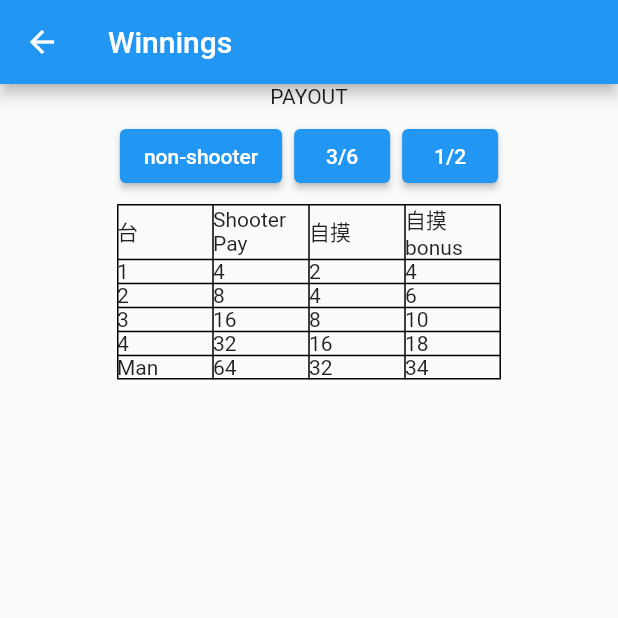
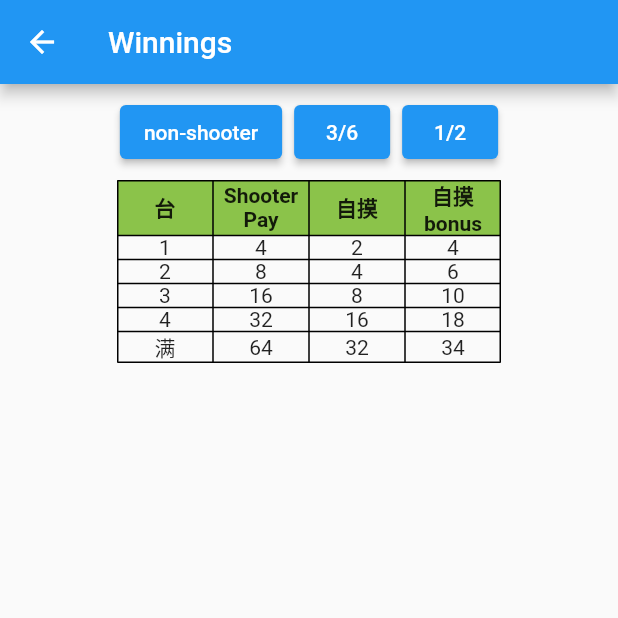
Before and after one commit to o-yy/mj_huat, a Flutter app: the Winnings screen opened directly, after a tap on "non-shooter", after a tap on "3/6", after a tap on "1/2", on a phone screen of 412 x 824 dp, the top half of it. Run offline on Flutter 3.47's test engine with Material 2 defaults, Android fonts, the phone set to English and light mode, and no system bars; missing offline and left inert: dart:html.

Commit message:
make tables little bit nicer

```diff
--- a/lib/tables.dart
+++ b/lib/tables.dart
@@ -23,9 +23,6 @@ class _Winnings extends State<Winnings> {
         // in the middle of the parent.
           child: Column(
               children: <Widget>[
-                const Text(
-                  'PAYOUT',
-                ),
                 ButtonBar(
                   mainAxisSize: MainAxisSize.min,
                   children: <Widget>[
@@ -68,109 +65,65 @@ class sanliuban extends StatelessWidget {
   Widget build(BuildContext context) {
     return Table(
       border: TableBorder.all(),
-      columnWidths: const <int, TableColumnWidth>{
-        0: FixedColumnWidth(64),
-        1: FixedColumnWidth(64),
-        2: FixedColumnWidth(64),
-        3: FixedColumnWidth(64),
-      },
+      defaultColumnWidth: FixedColumnWidth(64),
       defaultVerticalAlignment: TableCellVerticalAlignment.middle,
       children: const <TableRow>[
         TableRow(
-          children: <Widget>[
-            Text(
-              '台',
-            ),
-            Text(
-              'Shooter Pay',
-            ),
-            Text(
-              '自摸',
-            ),
-            Text(
-              '自摸bonus',
-            ),
-          ],
+            decoration: BoxDecoration(color: Colors.lightGreen),
+            children: [
+              Text('台',
+                  textAlign: TextAlign.center,
+                  style: TextStyle(fontWeight: FontWeight.bold)),
+              Text('Shooter Pay',
+                  textAlign: TextAlign.center,
+                  style: TextStyle(fontWeight: FontWeight.bold)),
+              Text('自摸',
+                  textAlign: TextAlign.center,
+                  style: TextStyle(fontWeight: FontWeight.bold)),
+              Text('自摸bonus',
+                  textAlign: TextAlign.center,
+                  style: TextStyle(fontWeight: FontWeight.bold)),
+            ]
         ),
         TableRow(
-          children: <Widget>[
-            Text(
-              '1',
-            ),
-            Text(
-              '4',
-            ),
-            Text(
-              '2',
-            ),
-            Text(
-              '4',
-            ),
-          ],
+            children: [
+              Text('1', textAlign: TextAlign.center),
+              Text('4', textAlign: TextAlign.center),
+              Text('2', textAlign: TextAlign.center),
+              Text('4', textAlign: TextAlign.center),
+            ]
         ),
         TableRow(
-          children: <Widget>[
-            Text(
-              '2',
-            ),
-            Text(
-              '7',
-            ),
-            Text(
-              '3',
-            ),
-            Text(
-              '5',
-            ),
-          ],
+            children: [
+              Text('2', textAlign: TextAlign.center),
+              Text('7', textAlign: TextAlign.center),
+              Text('3', textAlign: TextAlign.center),
+              Text('5', textAlign: TextAlign.center),
+            ]
         ),
         TableRow(
-          children: <Widget>[
-            Text(
-              '3',
-            ),
-            Text(
-              '11',
-            ),
-            Text(
-              '5',
-            ),
-            Text(
-              '7',
-            ),
-          ],
+            children: [
+              Text('3', textAlign: TextAlign.center),
+              Text('11', textAlign: TextAlign.center),
+              Text('5', textAlign: TextAlign.center),
+              Text('7', textAlign: TextAlign.center),
+            ]
         ),
         TableRow(
-          children: <Widget>[
-            Text(
-              '4',
-            ),
-            Text(
-              '20',
-            ),
-            Text(
-              '10',
-            ),
-            Text(
-              '12',
-            ),
-          ],
+            children: [
+              Text('4', textAlign: TextAlign.center),
+              Text('20', textAlign: TextAlign.center),
+              Text('10', textAlign: TextAlign.center),
+              Text('12', textAlign: TextAlign.center),
+            ]
         ),
         TableRow(
-          children: <Widget>[
-            Text(
-              'Man',
-            ),
-            Text(
-              '40',
-            ),
-            Text(
-              '20',
-            ),
-            Text(
-              '22',
-            ),
-          ],
+            children: [
+              Text('满', textAlign: TextAlign.center),
+              Text('40', textAlign: TextAlign.center),
+              Text('20', textAlign: TextAlign.center),
+              Text('22', textAlign: TextAlign.center),
+            ]
         ),
       ],
     );
@@ -183,109 +136,65 @@ class yier extends StatelessWidget {
   Widget build(BuildContext context) {
     return Table(
       border: TableBorder.all(),
-      columnWidths: const <int, TableColumnWidth>{
-        0: FixedColumnWidth(64),
-        1: FixedColumnWidth(64),
-        2: FixedColumnWidth(64),
-        3: FixedColumnWidth(64),
-      },
+      defaultColumnWidth: FixedColumnWidth(64),
       defaultVerticalAlignment: TableCellVerticalAlignment.middle,
       children: const <TableRow>[
         TableRow(
-          children: <Widget>[
-            Text(
-              '台',
-            ),
-            Text(
-              'Shooter Pay',
-            ),
-            Text(
-              '自摸',
-            ),
-            Text(
-              '自摸bonus',
-            ),
-          ],
+            decoration: BoxDecoration(color: Colors.lightGreen),
+            children: [
+              Text('台',
+                  textAlign: TextAlign.center,
+                  style: TextStyle(fontWeight: FontWeight.bold)),
+              Text('Shooter Pay',
+                  textAlign: TextAlign.center,
+                  style: TextStyle(fontWeight: FontWeight.bold)),
+              Text('自摸',
+                  textAlign: TextAlign.center,
+                  style: TextStyle(fontWeight: FontWeight.bold)),
+              Text('自摸bonus',
+                  textAlign: TextAlign.center,
+                  style: TextStyle(fontWeight: FontWeight.bold)),
+            ]
         ),
         TableRow(
-          children: <Widget>[
-            Text(
-              '1',
-            ),
-            Text(
-              '4',
-            ),
-            Text(
-              '2',
-            ),
-            Text(
-              '4',
-            ),
-          ],
+            children: [
+              Text('1', textAlign: TextAlign.center),
+              Text('4', textAlign: TextAlign.center),
+              Text('2', textAlign: TextAlign.center),
+              Text('4', textAlign: TextAlign.center),
+            ]
         ),
         TableRow(
-          children: <Widget>[
-            Text(
-              '2',
-            ),
-            Text(
-              '8',
-            ),
-            Text(
-              '4',
-            ),
-            Text(
-              '6',
-            ),
-          ],
+            children: [
+              Text('2', textAlign: TextAlign.center),
+              Text('8', textAlign: TextAlign.center),
+              Text('4', textAlign: TextAlign.center),
+              Text('6', textAlign: TextAlign.center),
+            ]
         ),
         TableRow(
-          children: <Widget>[
-            Text(
-              '3',
-            ),
-            Text(
-              '16',
-            ),
-            Text(
-              '8',
-            ),
-            Text(
-              '10',
-            ),
-          ],
+            children: [
+              Text('3', textAlign: TextAlign.center),
+              Text('16', textAlign: TextAlign.center),
+              Text('8', textAlign: TextAlign.center),
+              Text('10', textAlign: TextAlign.center),
+            ]
         ),
         TableRow(
-          children: <Widget>[
-            Text(
-              '4',
-            ),
-            Text(
-              '32',
-            ),
-            Text(
-              '16',
-            ),
-            Text(
-              '18',
-            ),
-          ],
+            children: [
+              Text('4', textAlign: TextAlign.center),
+              Text('32', textAlign: TextAlign.center),
+              Text('16', textAlign: TextAlign.center),
+              Text('18', textAlign: TextAlign.center),
+            ]
         ),
         TableRow(
-          children: <Widget>[
-            Text(
-              'Man',
-            ),
-            Text(
-              '64',
-            ),
-            Text(
-              '32',
-            ),
-            Text(
-              '34',
-            ),
-          ],
+            children: [
+              Text('满', textAlign: TextAlign.center),
+              Text('64', textAlign: TextAlign.center),
+              Text('32', textAlign: TextAlign.center),
+              Text('34', textAlign: TextAlign.center),
+            ]
         ),
       ],
     );
@@ -298,90 +207,57 @@ class nonshooter extends StatelessWidget {
   Widget build(BuildContext context) {
     return Table(
       border: TableBorder.all(),
-      columnWidths: const <int, TableColumnWidth>{
-        0: FixedColumnWidth(64),
-        1: FixedColumnWidth(64),
-        2: FixedColumnWidth(64),
-      },
+      defaultColumnWidth: FixedColumnWidth(64),
       defaultVerticalAlignment: TableCellVerticalAlignment.middle,
       children: const <TableRow>[
         TableRow(
-          children: <Widget>[
-            Text(
-              '台',
-            ),
-            Text(
-              'Shooter Pay',
-            ),
-            Text(
-              'Everyone Else',
-            ),
-          ],
+            decoration: BoxDecoration(color: Colors.lightGreen),
+            children: [
+              Text('台',
+                  textAlign: TextAlign.center,
+                  style: TextStyle(fontWeight: FontWeight.bold)),
+              Text('Shooter Pay',
+                  textAlign: TextAlign.center,
+                  style: TextStyle(fontWeight: FontWeight.bold)),
+              Text('Everyone Else',
+                  textAlign: TextAlign.center,
+                  style: TextStyle(fontWeight: FontWeight.bold)),
+            ]
         ),
         TableRow(
-          children: <Widget>[
-            Text(
-              '1',
-            ),
-            Text(
-              '1',
-            ),
-            Text(
-              '2',
-            ),
-          ],
+            children: [
+              Text('1', textAlign: TextAlign.center),
+              Text('4', textAlign: TextAlign.center),
+              Text('2', textAlign: TextAlign.center),
+            ]
         ),
         TableRow(
-          children: <Widget>[
-            Text(
-              '2',
-            ),
-            Text(
-              '2',
-            ),
-            Text(
-              '4',
-            ),
-          ],
+            children: [
+              Text('2', textAlign: TextAlign.center),
+              Text('8', textAlign: TextAlign.center),
+              Text('4', textAlign: TextAlign.center),
+            ]
         ),
         TableRow(
-          children: <Widget>[
-            Text(
-              '3',
-            ),
-            Text(
-              '4',
-            ),
-            Text(
-              '8',
-            ),
-          ],
+            children: [
+              Text('3', textAlign: TextAlign.center),
+              Text('16', textAlign: TextAlign.center),
+              Text('8', textAlign: TextAlign.center),
+            ]
         ),
         TableRow(
-          children: <Widget>[
-            Text(
-              '4',
-            ),
-            Text(
-              '8',
-            ),
-            Text(
-              '16',
-            ),
-          ],
+            children: [
+              Text('4', textAlign: TextAlign.center),
+              Text('32', textAlign: TextAlign.center),
+              Text('16', textAlign: TextAlign.center),
+            ]
         ),
         TableRow(
-          children: <Widget>[
-            Text(
-              'Man',
-            ),
-            Text(
-              '16',
-            ),
-            Text(
-              '32',
-            ),
-          ],
+            children: [
+              Text('满', textAlign: TextAlign.center),
+              Text('64', textAlign: TextAlign.center),
+              Text('32', textAlign: TextAlign.center),
+            ]
         ),
       ],
     );
```
